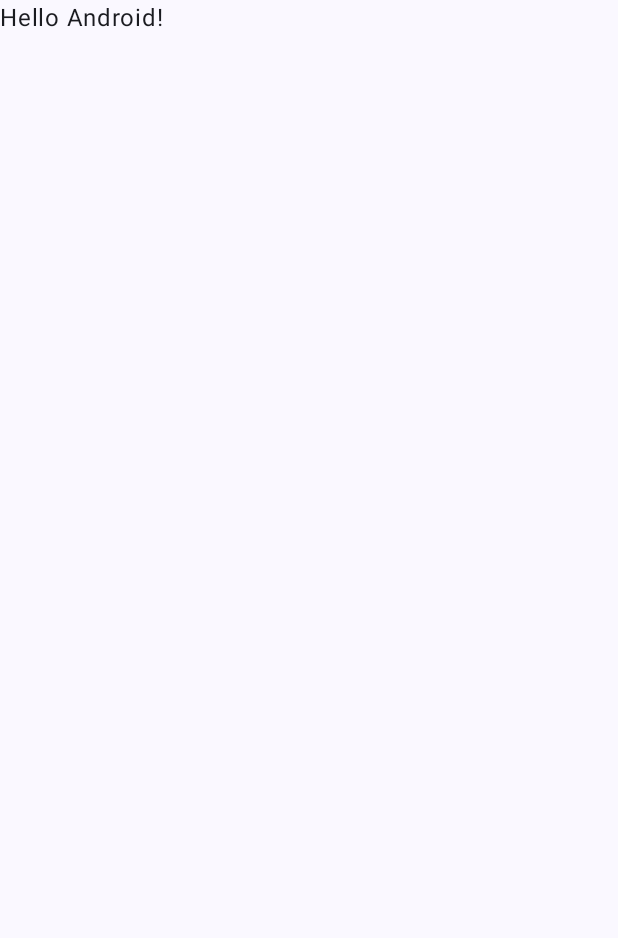
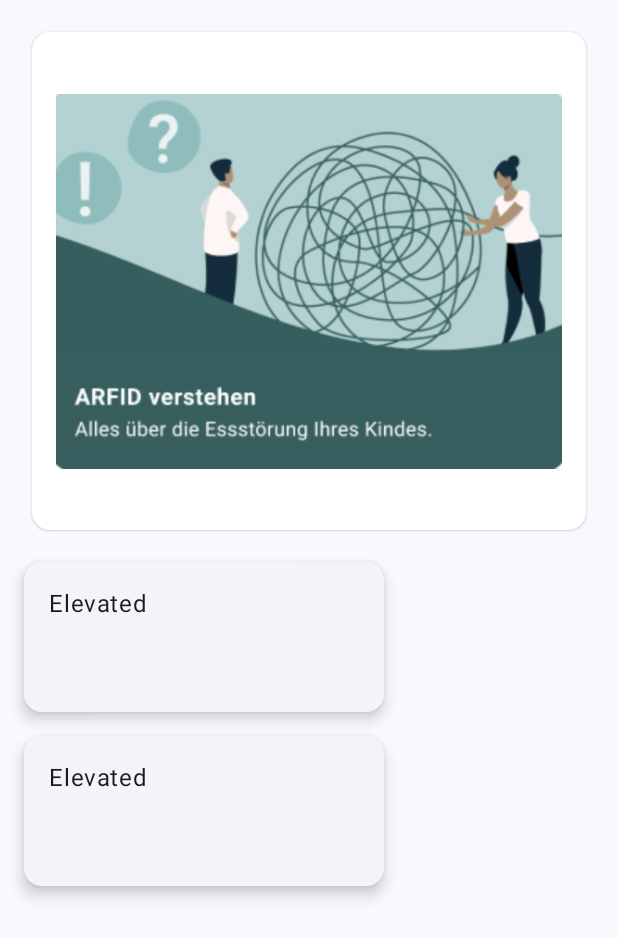
Before and after one commit to 4a756c6961/arfid, an Android app built with Jetpack Compose: the ParentActivity screen opened directly, with no data from a screen before it, on a phone screen of 412 x 824 dp. Before the commit the part shown is almost empty. Shown: the top 938 px of the screen. Run offline under Robolectric (Android 15) with nearby library versions, the light colour scheme and no system bars.

Commit message:
Bilder für ElevatedCard hinzugefügt und erste Card des ParetScreen

```diff
--- a/app/src/main/java/com/example/arfid/DoctorActivity.kt
+++ b/app/src/main/java/com/example/arfid/DoctorActivity.kt
@@ -111,7 +111,7 @@ fun Greeting1(name: String, modifier: Modifier = Modifier) {
 @Composable
 fun GreetingPreview1() {
     ARFIDTheme {
-        Greeting4("BesucherInnen")
+        Greeting1("BesucherInnen")
         DocScreen()
     }
 }
--- a/app/src/main/java/com/example/arfid/ParentActivity.kt
+++ b/app/src/main/java/com/example/arfid/ParentActivity.kt
@@ -4,13 +4,25 @@ import android.os.Bundle
 import androidx.activity.ComponentActivity
 import androidx.activity.compose.setContent
 import androidx.activity.enableEdgeToEdge
+import androidx.compose.foundation.Image
+import androidx.compose.foundation.layout.Column
+import androidx.compose.foundation.layout.Spacer
 import androidx.compose.foundation.layout.fillMaxSize
+import androidx.compose.foundation.layout.fillMaxWidth
+import androidx.compose.foundation.layout.height
 import androidx.compose.foundation.layout.padding
+import androidx.compose.foundation.layout.size
+import androidx.compose.material3.CardDefaults
+import androidx.compose.material3.ElevatedCard
 import androidx.compose.material3.Scaffold
 import androidx.compose.material3.Text
 import androidx.compose.runtime.Composable
 import androidx.compose.ui.Modifier
+import androidx.compose.ui.graphics.Color
+import androidx.compose.ui.res.painterResource
+import androidx.compose.ui.text.style.TextAlign
 import androidx.compose.ui.tooling.preview.Preview
+import androidx.compose.ui.unit.dp
 import com.example.arfid.ui.theme.ARFIDTheme
 
 class ParentActivity : ComponentActivity() {
@@ -19,11 +31,8 @@ class ParentActivity : ComponentActivity() {
         enableEdgeToEdge()
         setContent {
             ARFIDTheme {
-                Scaffold( modifier = Modifier.fillMaxSize() ) { innerPadding ->
-                    Greeting4(
-                        name = "Android",
-                        modifier = Modifier.padding(innerPadding)
-                    )
+                Scaffold(modifier = Modifier.fillMaxSize()) { innerPadding ->
+                    ParentScreen()
                 }
             }
         }
@@ -31,17 +40,80 @@ class ParentActivity : ComponentActivity() {
 }
 
 @Composable
-fun Greeting4(name: String, modifier: Modifier = Modifier) {
-    Text(
-        text = "Hello $name!",
-        modifier = modifier
-    )
+fun ParentScreen() {
+    Column(modifier = Modifier.padding(16.dp)) {
+        ElevatedCardArfidVerstehen()
+        Spacer(modifier = Modifier.height(16.dp))
+        ElevatedCardKindUnterstuetzen()
+        Spacer(modifier = Modifier.height(16.dp))
+        ElevatedCardErfahrungsberichte()
+    }
+}
+
+@Composable
+fun ElevatedCardArfidVerstehen() {
+    ElevatedCard(
+        modifier = Modifier
+            .fillMaxWidth()
+            .padding(5.dp),
+        colors = CardDefaults.elevatedCardColors(
+            containerColor = Color.White
+        )
+    ) {
+        Column(
+            modifier = Modifier.padding(16.dp)
+        ) {
+            Image(
+                painter = painterResource(id = R.drawable.arfid_verstehen),
+                contentDescription = "ARFID verstehen",
+                modifier = Modifier
+                    .fillMaxWidth()
+                    .height(300.dp)
+            )
+        }
+    }
+}
+
+@Composable
+fun ElevatedCardKindUnterstuetzen() {
+    ElevatedCard(
+        elevation = CardDefaults.cardElevation(
+            defaultElevation = 6.dp
+        ),
+        modifier = Modifier
+            .size(width = 240.dp, height = 100.dp)
+    ) {
+        Text(
+            text = "Elevated",
+            modifier = Modifier
+                .padding(16.dp),
+            textAlign = TextAlign.Center,
+        )
+    }
+}
+
+@Composable
+fun ElevatedCardErfahrungsberichte() {
+    ElevatedCard(
+        elevation = CardDefaults.cardElevation(
+            defaultElevation = 6.dp
+        ),
+        modifier = Modifier
+            .size(width = 240.dp, height = 100.dp)
+    ) {
+        Text(
+            text = "Elevated",
+            modifier = Modifier
+                .padding(16.dp),
+            textAlign = TextAlign.Center,
+        )
+    }
 }
 
 @Preview(showBackground = true)
 @Composable
-fun GreetingPreview4() {
+fun ParentScreenPreview() {
     ARFIDTheme {
-        Greeting4("Android")
+        ParentScreen()
     }
 }
```
Also changed, not shown: app/src/main/res/drawable/arfid_verstehen.png (added), app/src/main/res/drawable/erfahrungsberichte.png (added), app/src/main/res/drawable/kind_unterstuetzen.png (added).
